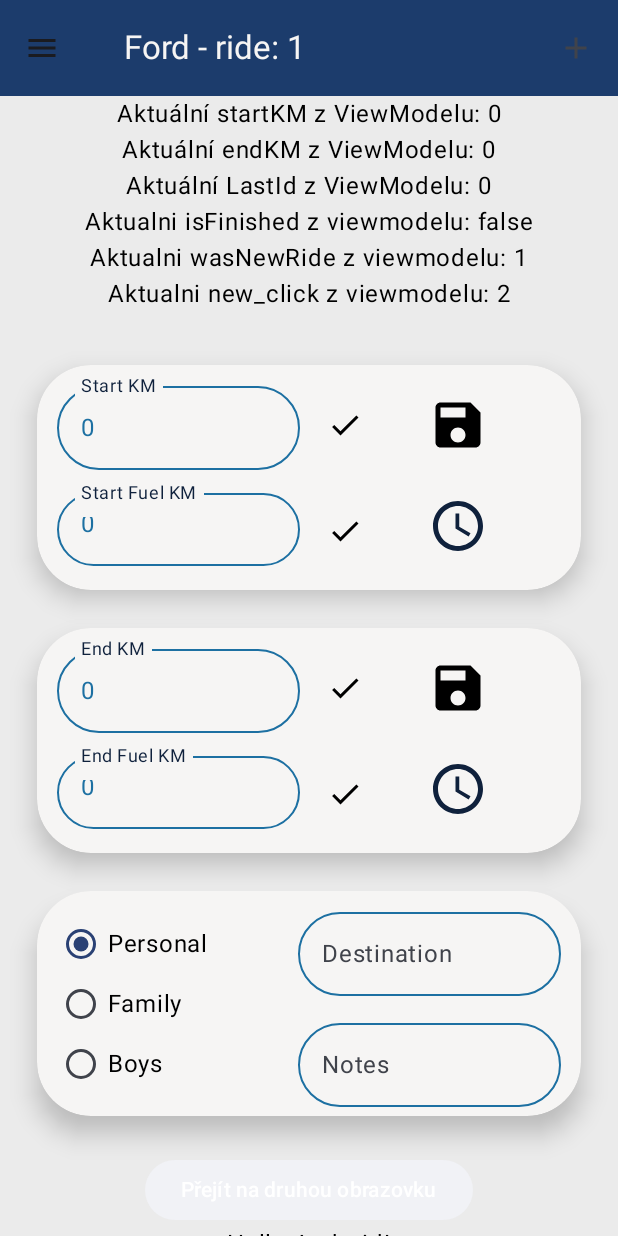
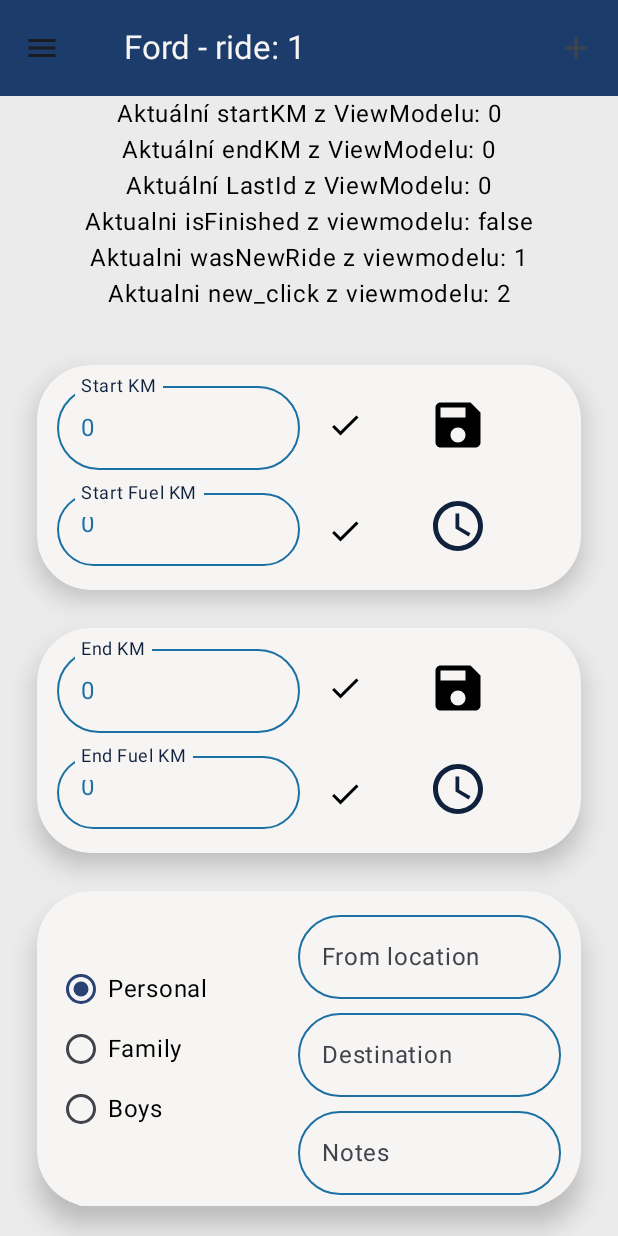
Before and after one commit to Matyl2784/benal.1, an Android app built with Jetpack Compose: the screen it shows after launch (MainActivity), on a phone screen of 412 x 824 dp. Run offline under Robolectric (Android 15) with nearby library versions, the phone set to English and light mode, and no system bars; our stand-ins replace Room's generated code; libraries missing offline, so code that uses them is left out: android.inputmethodservice.

Commit message:
funkcni vypocty, ukladani from locatioon promene.

```diff
--- a/app/src/main/java/com/example/benal_10/MainActivity.kt
+++ b/app/src/main/java/com/example/benal_10/MainActivity.kt
@@ -121,7 +121,6 @@ import androidx.compose.runtime.getValue
 import androidx.compose.runtime.setValue
 import android.inputmethodservice.Keyboard.Row
 
-
 val WBcolors = listOf(0xffEBEBEB, 0xffF6F5F4, 0xff0f213c, 0xff1c3c6c, 0xff1d70a2)
 
 var Acolor = WBcolors[0]
@@ -144,14 +143,15 @@ data class Ride(
     val endKm: Int? = null,
     val endFuelKm: Int? = null,
     val distance: Int? = null,
-    val fuel: Int? = null,
-    val price: Int? = null,
+    val fuel: Float? = null,
+    val price: Float? = null,
     val averageSpeed: Int? = null,
     val rideTime: Int? = null, //v sekundach
     val isPersonal: Boolean = false,
     val isFamily: Boolean = false,
     val isBoys: Boolean = false,
     val isReimburses: Boolean = false,
+    val from: String? = null,
     val destination: String? = null,
     val notes: String? = null
 )
@@ -215,14 +215,15 @@ class CounterViewModel: ViewModel() {
     var endKm by mutableIntStateOf(0)
     var endFuelKm by mutableIntStateOf(0)
     var distance by mutableIntStateOf(0)
-    var fuel by mutableIntStateOf(0)
-    var price by mutableIntStateOf(0)
+    var fuel by mutableFloatStateOf(0F)
+    var price by mutableFloatStateOf(0F)
     var averageSpeed by mutableIntStateOf(0)
     var rideTime by mutableIntStateOf(1)
     var isPersonal by mutableStateOf(false)
     var isFamily by mutableStateOf(false)
     var isBoys by mutableStateOf(false)
     var isReimburses by mutableStateOf(false)
+    var from by mutableStateOf("")
     var destination by mutableStateOf("")
     var notes by mutableStateOf("")
 
@@ -239,6 +240,8 @@ class CounterViewModel: ViewModel() {
     var wasNewRide by mutableIntStateOf(0)
 
     var restarovat by mutableIntStateOf(0)
+
+    var ulozeniNewRide by mutableIntStateOf(0)
 
 
 }
@@ -278,7 +281,6 @@ class MainActivity : ComponentActivity() {
                         MyTopAppBar(scope, drawerState)
                     }) { innerPadding ->
                     var text by remember { mutableStateOf("") }
-                    var cislo by remember { mutableStateOf("") }
 
                     Column(modifier = Modifier
                         .fillMaxSize()
@@ -292,12 +294,8 @@ class MainActivity : ComponentActivity() {
                         Mezera(mezera = 25)
                         Treti()
                         Mezera(mezera = 25)
-                        Tlacitko()
-                        Greeting(name = "Android")
                         Restart()
                         Info(text = text)
-                        Zadani(text = text, onTextChange = { newText -> text = newText })
-                        NumberInputExample(cislo = cislo, onCisloChange = { newCislo -> cislo = newCislo })
                     }
                 }
             }}
@@ -383,6 +381,7 @@ fun Nacteni() {
             viewModel.isFamily = lastRideObject.isFamily
             viewModel.isBoys = lastRideObject.isBoys
             viewModel.isReimburses = lastRideObject.isReimburses
+            viewModel.from = lastRideObject.from ?: ""
             viewModel.destination = lastRideObject.destination ?: ""
             viewModel.notes = lastRideObject.notes ?: ""
             viewModel.lastActualID = lastRideObject.id
@@ -396,7 +395,7 @@ fun Nacteni() {
         Nova_jizda()
         viewModel.new_click == 2
     }
-    if (viewModel.isFinished == true) {
+    if (viewModel.isFinished == true && viewModel.ulozeniNewRide == 0) {
         Nova_jizda()
         viewModel.new_click == 2
     }
@@ -429,6 +428,7 @@ fun Nova_jizda(){
     viewModel.isFamily = false
     viewModel.isBoys = false
     viewModel.isReimburses = false
+    viewModel.from = ""
     viewModel.destination = ""
     viewModel.notes = ""
     viewModel.startKm = 0
@@ -451,6 +451,7 @@ fun Ulozeni() {
     val snackbarHostState = remember { SnackbarHostState() }
 
     if (viewModel.endKm != 0 || viewModel.endFuelKm != 0) {
+        viewModel.ulozeniNewRide = 1
         viewModel.isFinished = true
         viewModel.endTime = System.currentTimeMillis()
         Vypocty()
@@ -478,6 +479,7 @@ fun Ulozeni() {
                 isFamily = viewModel.isFamily,
                 isBoys = viewModel.isBoys,
                 isReimburses = viewModel.isReimburses,
+                from = viewModel.from,
                 destination = viewModel.destination,
                 notes = viewModel.notes
             )
@@ -512,6 +514,7 @@ fun Ulozeni() {
                     isFamily = viewModel.isFamily,
                     isBoys = viewModel.isBoys,
                     isReimburses = viewModel.isReimburses,
+                    from = viewModel.from,
                     destination = viewModel.destination,
                     notes = viewModel.notes
                 )
@@ -536,6 +539,8 @@ fun Vypocty(){
     viewModel.distance = viewModel.endKm - viewModel.startKm
     viewModel.rideTime = ((viewModel.endTime - viewModel.startTime) / 1000).toInt()
     viewModel.averageSpeed = (viewModel.distance.toFloat() / (viewModel.rideTime.toFloat() / 60 / 60)).toInt()
+    viewModel.fuel = (viewModel.startFuelKm - viewModel.endFuelKm).toFloat()
+    viewModel.price = (viewModel.fuel / 9.7F) * 34
 
 
 }
@@ -930,7 +935,7 @@ fun Treti() {
             .fillMaxWidth(0.88f)
             .clip(RoundedCornerShape(36.dp))
             .background(Color(Bcolor))
-            .height(150.dp)
+            .height(210.dp)
     ) {
         Row(
             modifier = Modifier
@@ -972,12 +977,29 @@ fun Treti() {
 
             Column(
                 modifier = Modifier.width(175.dp),
-                verticalArrangement = Arrangement.spacedBy(10.dp), // mezera mezi boxy
+                verticalArrangement = Arrangement.spacedBy(1.dp), // mezera mezi boxy
                 horizontalAlignment = Alignment.CenterHorizontally
             ) {
                 OutlinedTextField(
+                    value = viewModel.from,
+                    onValueChange = { viewModel.from = it },
+                    modifier = Modifier.fillMaxWidth(),
+                    shape = RoundedCornerShape(30.dp),
+                    colors = OutlinedTextFieldDefaults.colors(
+                        focusedBorderColor = Color(Dcolor),
+                        unfocusedBorderColor = Color(Ecolor),
+                        cursorColor = Color(Dcolor),
+                        focusedLabelColor = Color(Dcolor),
+                        unfocusedTextColor = Color(Ccolor),
+                        focusedTextColor = Color(Ccolor)
+                    ),
+                    label = { Text("From location") },
+                    placeholder = { Text("Např. Doma") }
+                )
+
+                OutlinedTextField(
                     value = viewModel.destination,
-                    onValueChange = { viewModel.destination = it },
+                    onValueChange = { viewModel.destination= it },
                     modifier = Modifier.fillMaxWidth(),
                     shape = RoundedCornerShape(30.dp),
                     colors = OutlinedTextFieldDefaults.colors(
@@ -989,9 +1011,8 @@ fun Treti() {
                         focusedTextColor = Color(Ccolor)
                     ),
                     label = { Text("Destination") },
-                    placeholder = { Text("Např. práce") }
+                    placeholder = { Text("Např. Práce") }
                 )
-
                 OutlinedTextField(
                     value = viewModel.notes,
                     onValueChange = { viewModel.notes = it },
@@ -1007,6 +1028,7 @@ fun Treti() {
                     ),
                     label = { Text("Notes") },
                     placeholder = { Text("Něco dalšího?") }
+
                 )
             }
         }
@@ -1020,12 +1042,6 @@ fun formatInGroupsOfThreeFromEnd(input: String): String {
     return grouped.reversed()
 }
 
-@Composable
-fun Greeting(name: String) {
-    Text(
-        text = "Hello $name!"
-    )
-}
 
 
 //@Composable
@@ -1096,11 +1112,6 @@ fun Info(text: String) {
             )
         }
     }
-
-    Text(
-        text = "novy text: $text",
-        color = Color.Red
-    )
 }
 
 // Pomocná funkce pro formátování času
@@ -1117,36 +1128,3 @@ fun Restart() {
         colors = ButtonDefaults.buttonColors(containerColor = Color(0xffF1F2F6)))
     {Text("Znovu načíst všechny jízdy")}
 }
-
-
-
-
-
-@Composable
-fun Tlacitko() {
-    val context = LocalContext.current
-    Button(onClick = {
-        val intent = Intent(context, MainActivity2::class.java)
-        context.startActivity(intent)
-    }, colors = ButtonDefaults.buttonColors(containerColor = Color(0xffF1F2F6)))
-    {Text("Přejít na druhou obrazovku")}
-}
-
-@Composable
-fun Zadani(text: String, onTextChange: (String) -> Unit) {
-    OutlinedTextField(
-        value = text,
-        onValueChange = onTextChange,
-        label = { Text("Zadej text") }
-    )
-}
-
-@Composable
-fun NumberInputExample(cislo: String, onCisloChange: (String) -> Unit) {
-    OutlinedTextField(
-        value = cislo,
-        onValueChange = onCisloChange,
-        label = { Text("Zadej text") },
-        keyboardOptions = KeyboardOptions(keyboardType = KeyboardType.Number)
-    )
-}
```
